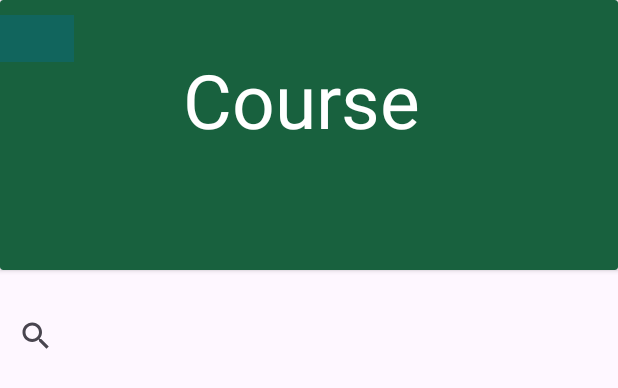
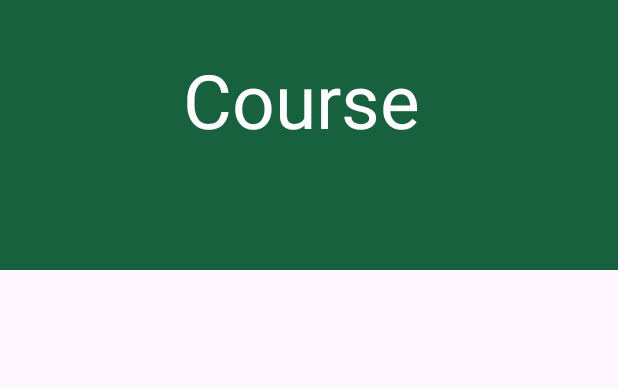
Before and after one commit to Ltrsoft2019/LTRJOB, an Android app: the layout coursecarddisplayfragment.xml on its own in the app's theme, with its tools: preview values and no code run, on a phone screen of 412 x 824 dp. Shown: the top 388 px of the screen. Run offline under Robolectric (Android 15) with nearby library versions, the phone set to English and light mode, and no system bars; network calls fail.

Commit message:
Course fragment added by ganesh

```diff
--- a/app/src/main/java/com/ltrsoft/ltrjob/NavigationDrawerFragment.java
+++ b/app/src/main/java/com/ltrsoft/ltrjob/NavigationDrawerFragment.java
@@ -69,7 +69,7 @@ public class NavigationDrawerFragment extends Fragment {
 //                    getFragmentManager().beginTransaction().add(R.id.constraint, new ExamCardDispalyFragment()).addToBackStack(null).commit();
                     Toast.makeText(getActivity(), "Not create Fragment", Toast.LENGTH_SHORT).show();
                 } else if (id == R.id.sidenav_course) {
-//                    getFragmentManager().beginTransaction().replace(R.id.container, new CourseCardDisplayFragment()).addToBackStack(null).commit();
+                  getFragmentManager().beginTransaction().replace(R.id.container, new CourseCardDisplayFragment()).addToBackStack(null).commit();
                 } else if (id == R.id.sidenav_history) {
                     getFragmentManager().beginTransaction().replace(R.id.container, new HistoryFragment1()).addToBackStack(null).commit();
                 } else if (id == R.id.sidenav_plans) {
--- a/app/src/main/res/layout/coursecarddisplayfragment.xml
+++ b/app/src/main/res/layout/coursecarddisplayfragment.xml
@@ -2,30 +2,15 @@
 <FrameLayout xmlns:android="http://schemas.android.com/apk/res/android"
     xmlns:tools="http://schemas.android.com/tools"
     xmlns:app="http://schemas.android.com/apk/res-auto"
-
     android:layout_width="match_parent"
-    android:layout_height="wrap_content"
-    >
-    <androidx.cardview.widget.CardView
-        android:layout_width="match_parent"
-        android:layout_height="180dp"
-        android:id="@+id/card"
-        app:cardBackgroundColor="#18613E">
+    android:layout_height="match_parent">
 
         <RelativeLayout
+            android:background="#18613E"
             android:layout_width="match_parent"
-            android:layout_height="match_parent">
+            android:layout_height="180dp">
 
-            <ImageView
-                android:id="@+id/contextmenu"
 
-                android:layout_width="49dp"
-                android:layout_height="31dp"
-
-                android:layout_marginTop="10dp"
-                android:background="#5D0EEA"
-                android:backgroundTint="#11655D"
-                />
 
 
             <TextView
@@ -39,29 +24,14 @@
                 android:textSize="50dp" />
 
         </RelativeLayout>
-    </androidx.cardview.widget.CardView>
 
-    <androidx.cardview.widget.CardView
-        android:layout_width="match_parent"
-        android:background="@color/white"
-        android:layout_marginTop="190dp"
-        android:layout_height="wrap_content"
-        app:cardCornerRadius="30dp"/>
-    <androidx.appcompat.widget.SearchView
 
-        android:id="@+id/search"
-
-        android:layout_width="match_parent"
-        android:layout_height="wrap_content"
-        android:layout_marginTop="200dp"
-        android:hint="Search Here"
-        />
 
 
 
     <androidx.recyclerview.widget.RecyclerView
-        android:layout_marginTop="265dp"
+        android:layout_marginTop="200dp"
         android:layout_width="match_parent"
-        android:layout_height="wrap_content"
+        android:layout_height="match_parent"
         android:id="@+id/fragment_recycler_courses"/>
 </FrameLayout>
```
Also changed, not shown: app/src/main/java/com/ltrsoft/ltrjob/Adapters/CourseCardAdapter.java (+83 -1 lines), app/src/main/java/com/ltrsoft/ltrjob/Classes/Course_Class.java (+40 -7 lines), app/src/main/java/com/ltrsoft/ltrjob/CoursesFragment/CourseCardDisplayFragment.java (+10 -8 lines), app/src/main/java/com/ltrsoft/ltrjob/CoursesFragment/CourseDetailFragment.java (+16 -11 lines), app/src/main/java/com/ltrsoft/ltrjob/CoursesFragment/Course_congratulation_page.java (+7 -6 lines), app/src/main/java/com/ltrsoft/ltrjob/CoursesFragment/Courses_data_class.java (deleted, +0 -52 lines), app/src/main/res/layout/fragment_course_congratulation_page.xml (+1 -9 lines).
